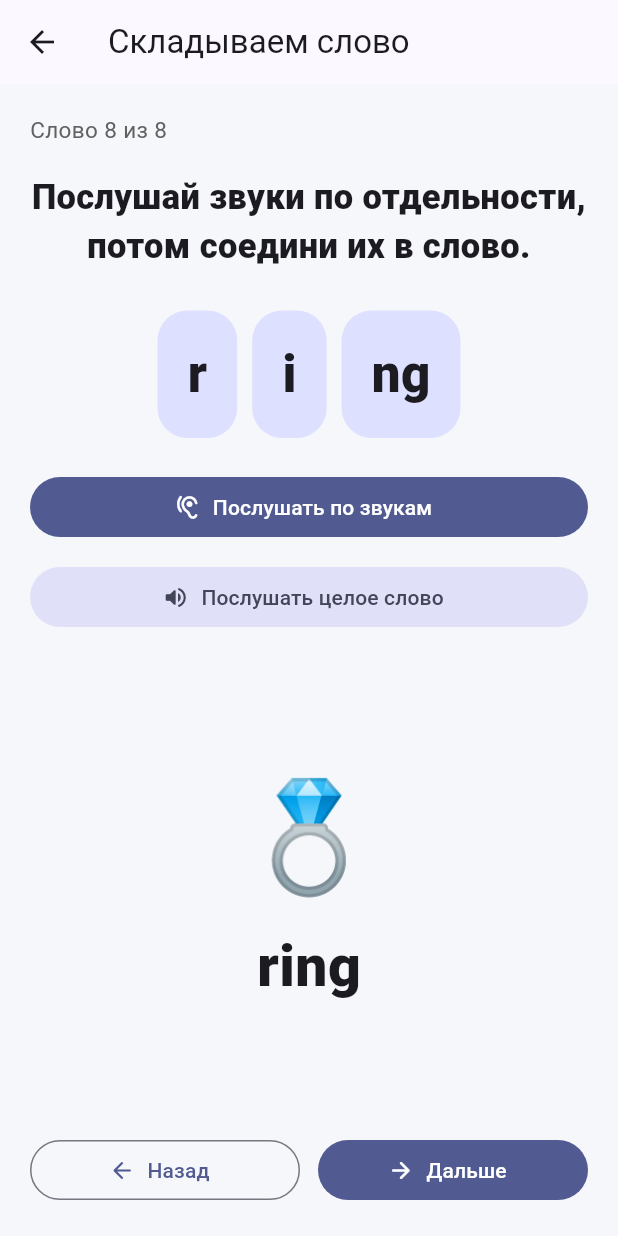
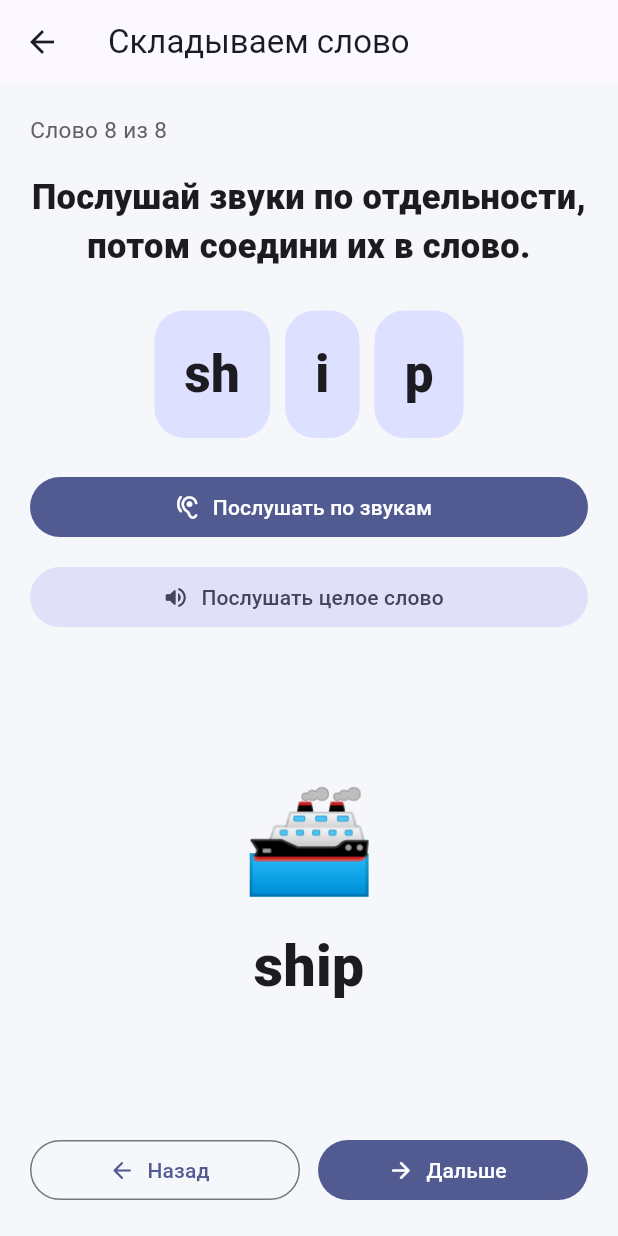
Before and after one commit to mamacita8689-hue/New_english, a Flutter app: the BlendingScreen screen opened directly, after a tap on "Назад", on a phone screen of 412 x 824 dp. Run offline on Flutter 3.47's test engine with Material 3 defaults, Android fonts, the phone set to English and light mode, and no system bars; our stand-ins replace audioplayers, flutter_tts.

Commit message:
Align blending practice with verified Spotlight words

```diff
--- a/lib/data/blend_words.dart
+++ b/lib/data/blend_words.dart
@@ -1,54 +1,91 @@
 import '../models/blend_word.dart';
 
-const _audio = 'audio';
+const _spotlight = 'audio/spotlight2_part1';
+const _phonics = 'audio/phonics_reference';
 
+// Здесь оставлены только слова, для которых у нас есть проверенное официальное
+// произношение Spotlight и однозначная картинка. Звуки букв берём из тех же
+// проверенных Spotlight-фрагментов; SH — из отдельной чистой phonics-записи.
 const blendWords = <BlendWord>[
   BlendWord(
     word: 'cat',
     emoji: '🐱',
     chunks: ['c', 'a', 't'],
-    phonemeAudioUrls: ['$_audio/phoneme_c.mp3', '$_audio/phoneme_a.mp3', '$_audio/phoneme_t.mp3'],
-  ),
-  BlendWord(
-    word: 'pen',
-    emoji: '🖊️',
-    chunks: ['p', 'e', 'n'],
-    phonemeAudioUrls: ['$_audio/phoneme_p.mp3', '$_audio/phoneme_e.mp3', '$_audio/phoneme_n.mp3'],
-  ),
-  BlendWord(
-    word: 'pig',
-    emoji: '🐷',
-    chunks: ['p', 'i', 'g'],
-    phonemeAudioUrls: ['$_audio/phoneme_p.mp3', '$_audio/phoneme_i.mp3', '$_audio/phoneme_g.mp3'],
+    phonemeAudioUrls: [
+      '$_spotlight/phoneme_c.mp3',
+      '$_spotlight/phoneme_a.mp3',
+      '$_spotlight/phoneme_t.mp3',
+    ],
   ),
   BlendWord(
     word: 'dog',
     emoji: '🐶',
     chunks: ['d', 'o', 'g'],
-    phonemeAudioUrls: ['$_audio/phoneme_d.mp3', '$_audio/phoneme_o.mp3', '$_audio/phoneme_g.mp3'],
+    phonemeAudioUrls: [
+      '$_spotlight/phoneme_d.mp3',
+      '$_spotlight/phoneme_o.mp3',
+      '$_spotlight/phoneme_g.mp3',
+    ],
   ),
   BlendWord(
-    word: 'sun',
-    emoji: '☀️',
-    chunks: ['s', 'u', 'n'],
-    phonemeAudioUrls: ['$_audio/phoneme_s.mp3', '$_audio/phoneme_u.mp3', '$_audio/phoneme_n.mp3'],
+    word: 'bed',
+    emoji: '🛏️',
+    chunks: ['b', 'e', 'd'],
+    phonemeAudioUrls: [
+      '$_spotlight/phoneme_b.mp3',
+      '$_spotlight/phoneme_e.mp3',
+      '$_spotlight/phoneme_d.mp3',
+    ],
+  ),
+  BlendWord(
+    word: 'pin',
+    emoji: '📌',
+    chunks: ['p', 'i', 'n'],
+    phonemeAudioUrls: [
+      '$_spotlight/phoneme_p.mp3',
+      '$_spotlight/phoneme_i.mp3',
+      '$_spotlight/phoneme_n.mp3',
+    ],
+  ),
+  BlendWord(
+    word: 'nest',
+    emoji: '🪺',
+    chunks: ['n', 'e', 's', 't'],
+    phonemeAudioUrls: [
+      '$_spotlight/phoneme_n.mp3',
+      '$_spotlight/phoneme_e.mp3',
+      '$_spotlight/phoneme_s.mp3',
+      '$_spotlight/phoneme_t.mp3',
+    ],
+  ),
+  BlendWord(
+    word: 'zip',
+    emoji: '🤐',
+    chunks: ['z', 'i', 'p'],
+    phonemeAudioUrls: [
+      '$_spotlight/phoneme_z.mp3',
+      '$_spotlight/phoneme_i.mp3',
+      '$_spotlight/phoneme_p.mp3',
+    ],
   ),
   BlendWord(
     word: 'fish',
     emoji: '🐟',
     chunks: ['f', 'i', 'sh'],
-    phonemeAudioUrls: ['$_audio/phoneme_f.mp3', '$_audio/phoneme_i.mp3', '$_audio/phoneme_sh.mp3'],
+    phonemeAudioUrls: [
+      '$_spotlight/phoneme_f.mp3',
+      '$_spotlight/phoneme_i.mp3',
+      '$_phonics/phoneme_sh.mp3',
+    ],
   ),
   BlendWord(
     word: 'ship',
     emoji: '🚢',
     chunks: ['sh', 'i', 'p'],
-    phonemeAudioUrls: ['$_audio/phoneme_sh.mp3', '$_audio/phoneme_i.mp3', '$_audio/phoneme_p.mp3'],
-  ),
-  BlendWord(
-    word: 'ring',
-    emoji: '💍',
-    chunks: ['r', 'i', 'ng'],
-    phonemeAudioUrls: ['$_audio/phoneme_r.mp3', '$_audio/phoneme_i.mp3', '$_audio/phoneme_ng.mp3'],
+    phonemeAudioUrls: [
+      '$_phonics/phoneme_sh.mp3',
+      '$_spotlight/phoneme_i.mp3',
+      '$_spotlight/phoneme_p.mp3',
+    ],
   ),
 ];
```
